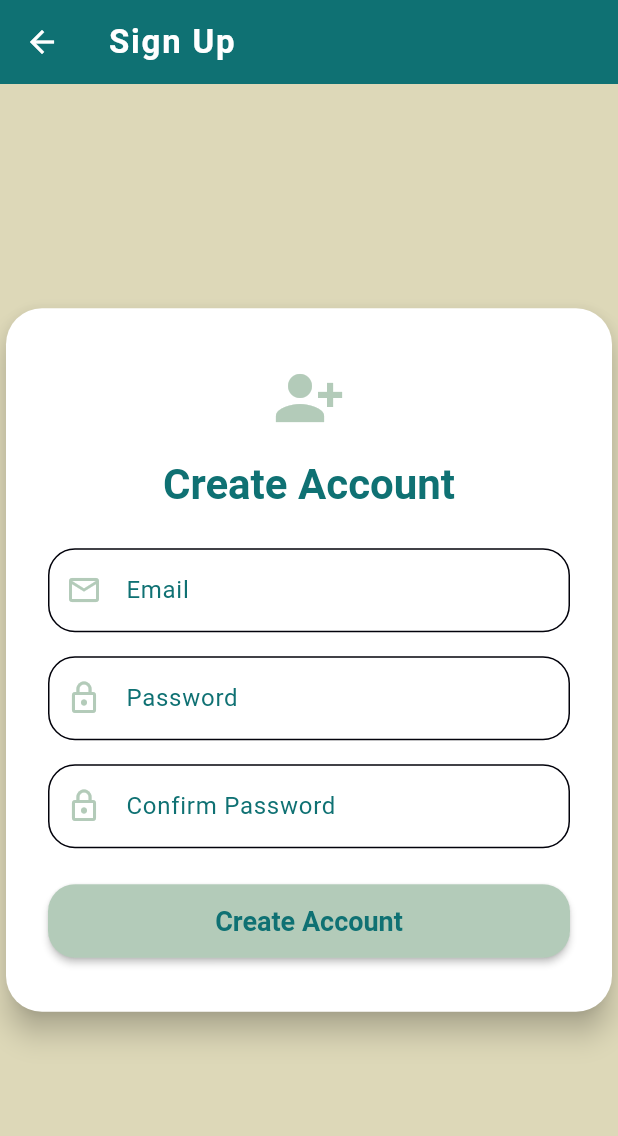
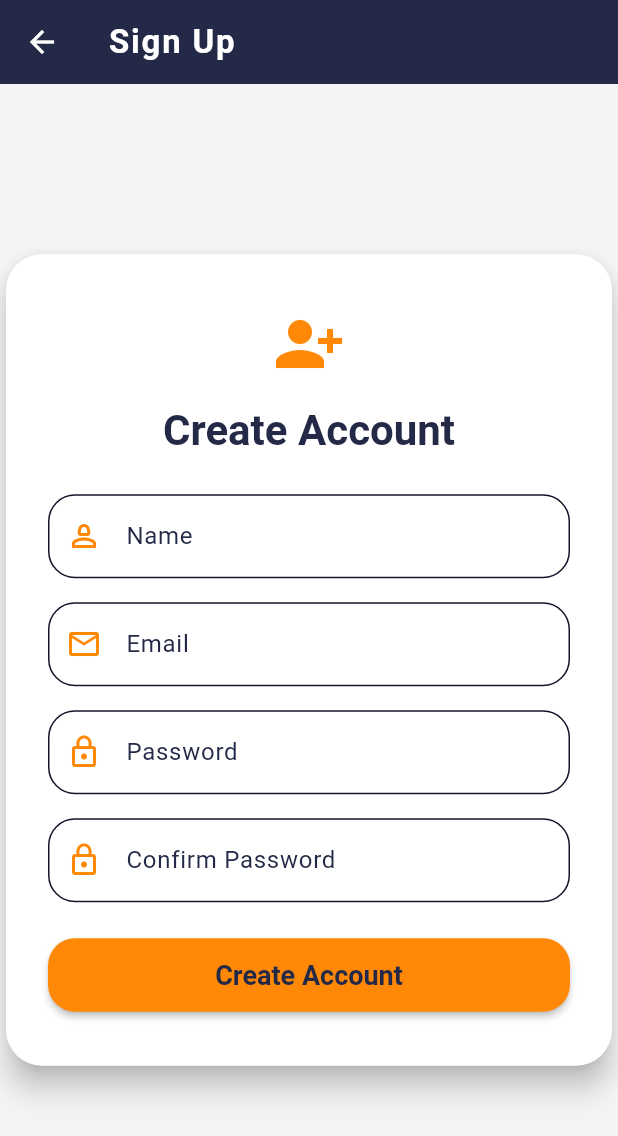
Before and after one commit to rishav-goswami/gym-management, a Flutter app: the SignupScreen screen opened directly, on a phone screen of 412 x 824 dp. Shown: the top 1136 px of the screen. Run offline on Flutter 3.47's test engine with Material 3 defaults, Android fonts, the phone set to English and light mode, and no system bars; our stand-ins replace bloc, equatable, flutter_bloc, getwidget; Roboto replaces fonts that are missing (Montserrat).

Commit message:
auth-flow: Adds flutter bloc and user flow

```diff
--- /dev/null
+++ b/lib/bloc/auth/auth_event.dart
@@ -0,0 +1,37 @@
+import 'package:equatable/equatable.dart';
+
+abstract class AuthEvent extends Equatable {
+  const AuthEvent();
+
+  @override
+  List<Object?> get props => [];
+}
+
+class AuthLoginRequested extends AuthEvent {
+  final String email;
+  final String password;
+
+  const AuthLoginRequested({required this.email, required this.password});
+
+  @override
+  List<Object?> get props => [email, password];
+}
+
+class AuthRegisterRequested extends AuthEvent {
+  final String name;
+  final String email;
+  final String password;
+  final String confirmPassword;
+
+  const AuthRegisterRequested({
+    required this.name,
+    required this.email,
+    required this.password,
+    required this.confirmPassword,
+  });
+
+  @override
+  List<Object?> get props => [name, email, password, confirmPassword];
+}
+
+class AuthLogoutRequested extends AuthEvent {}
--- /dev/null
+++ b/lib/bloc/auth/auth_state.dart
@@ -0,0 +1,32 @@
+import 'package:equatable/equatable.dart';
+
+abstract class AuthState extends Equatable {
+  const AuthState();
+
+  @override
+  List<Object?> get props => [];
+}
+
+class AuthInitial extends AuthState {}
+
+class AuthLoading extends AuthState {}
+
+class AuthAuthenticated extends AuthState {
+  final String token;
+  final Map<String, dynamic> user;
+
+  const AuthAuthenticated({required this.token, required this.user});
+
+  @override
+  List<Object?> get props => [token, user];
+}
+
+class AuthUnauthenticated extends AuthState {}
+
+class AuthError extends AuthState {
+  final String message;
+  const AuthError(this.message);
+
+  @override
+  List<Object?> get props => [message];
+}
--- /dev/null
+++ b/lib/bloc/auth/auth_wrapper.dart
@@ -0,0 +1,19 @@
+import 'package:flutter/material.dart';
+import 'package:flutter_bloc/flutter_bloc.dart';
+import 'auth_bloc.dart';
+import 'auth_event.dart';
+import 'auth_state.dart';
+
+class AuthWrapper extends StatelessWidget {
+  final Widget child;
+  final String baseUrl;
+  const AuthWrapper({required this.child, required this.baseUrl, super.key});
+
+  @override
+  Widget build(BuildContext context) {
+    return BlocProvider(
+      create: (_) => AuthBloc(baseUrl: baseUrl),
+      child: child,
+    );
+  }
+}
--- /dev/null
+++ b/lib/screens/signup_form.dart
@@ -0,0 +1,117 @@
+import 'package:flutter/material.dart';
+import 'package:flutter_bloc/flutter_bloc.dart';
+import '../bloc/auth/auth_bloc.dart';
+import '../bloc/auth/auth_event.dart';
+import '../bloc/auth/auth_state.dart';
+
+class SignupForm extends StatefulWidget {
+  const SignupForm({super.key});
+
+  @override
+  State<SignupForm> createState() => _SignupFormState();
+}
+
+class _SignupFormState extends State<SignupForm> {
+  final _nameController = TextEditingController();
+  final _emailController = TextEditingController();
+  final _passwordController = TextEditingController();
+  final _confirmPasswordController = TextEditingController();
+
+  @override
+  void dispose() {
+    _nameController.dispose();
+    _emailController.dispose();
+    _passwordController.dispose();
+    _confirmPasswordController.dispose();
+    super.dispose();
+  }
+
+  void _onSignupPressed() {
+    context.read<AuthBloc>().add(
+      AuthRegisterRequested(
+        name: _nameController.text.trim(),
+        email: _emailController.text.trim(),
+        password: _passwordController.text.trim(),
+        confirmPassword: _confirmPasswordController.text.trim(),
+      ),
+    );
+  }
+
+  @override
+  Widget build(BuildContext context) {
+    return BlocConsumer<AuthBloc, AuthState>(
+      listener: (context, state) {
+        if (state is AuthAuthenticated) {
+          Navigator.pushReplacementNamed(context, '/dashboard');
+        } else if (state is AuthError) {
+          ScaffoldMessenger.of(context).showSnackBar(
+            SnackBar(content: Text(state.message)),
+          );
+        }
+      },
+      builder: (context, state) {
+        return Column(
+          mainAxisSize: MainAxisSize.min,
+          children: [
+            Icon(Icons.person_add_alt_1, size: 48, color: Theme.of(context).colorScheme.secondary),
+            const SizedBox(height: 16),
+            Text("Create Account", style: Theme.of(context).textTheme.titleLarge?.copyWith(fontSize: 28)),
+            const SizedBox(height: 24),
+            TextField(
+              controller: _nameController,
+              decoration: InputDecoration(
+                labelText: "Name",
+                prefixIcon: Icon(Icons.person_2_outlined, color: Theme.of(context).colorScheme.secondary),
+              ),
+            ),
+            const SizedBox(height: 16),
+            TextField(
+              controller: _emailController,
+              decoration: InputDecoration(
+                labelText: "Email",
+                prefixIcon: Icon(Icons.email_outlined, color: Theme.of(context).colorScheme.secondary),
+              ),
+            ),
+            const SizedBox(height: 16),
+            TextField(
+              controller: _passwordController,
+              decoration: InputDecoration(
+                labelText: "Password",
+                prefixIcon: Icon(Icons.lock_outline, color: Theme.of(context).colorScheme.secondary),
+              ),
+              obscureText: true,
+            ),
+            const SizedBox(height: 16),
+            TextField(
+              controller: _confirmPasswordController,
+              decoration: InputDecoration(
+                labelText: "Confirm Password",
+                prefixIcon: Icon(Icons.lock_outline, color: Theme.of(context).colorScheme.secondary),
+              ),
+              obscureText: true,
+            ),
+            const SizedBox(height: 24),
+            SizedBox(
+              width: double.infinity,
+              child: ElevatedButton(
+                style: ElevatedButton.styleFrom(
+                  backgroundColor: Theme.of(context).colorScheme.secondary,
+                  foregroundColor: Theme.of(context).colorScheme.onSecondary,
+                  shape: RoundedRectangleBorder(
+                    borderRadius: BorderRadius.circular(18),
+                  ),
+                  padding: const EdgeInsets.symmetric(vertical: 14),
+                  elevation: 2,
+                ),
+                onPressed: state is AuthLoading ? null : _onSignupPressed,
+                child: state is AuthLoading
+                    ? const CircularProgressIndicator.adaptive()
+                    : const Text("Create Account", style: TextStyle(fontSize: 18)),
+              ),
+            ),
+          ],
+        );
+      },
+    );
+  }
+}
--- a/lib/screens/signup_screen.dart
+++ b/lib/screens/signup_screen.dart
@@ -1,6 +1,7 @@
 // screens/signup_screen.dart
 import 'package:flutter/material.dart';
 import '../theme.dart';
+import 'signup_form.dart';
 
 class SignupScreen extends StatelessWidget {
   @override
@@ -23,55 +24,7 @@ class SignupScreen extends StatelessWidget {
             ),
             child: Padding(
               padding: const EdgeInsets.symmetric(horizontal: 28, vertical: 36),
-              child: Column(
-                mainAxisSize: MainAxisSize.min,
-                children: [
-                  Icon(Icons.person_add_alt_1, size: 48, color: Theme.of(context).colorScheme.secondary),
-                  const SizedBox(height: 16),
-                  Text("Create Account", style: Theme.of(context).textTheme.titleLarge?.copyWith(fontSize: 28)),
-                  const SizedBox(height: 24),
-                  TextField(
-                    decoration: InputDecoration(
-                      labelText: "Email",
-                      prefixIcon: Icon(Icons.email_outlined, color: Theme.of(context).colorScheme.secondary),
-                    ),
-                  ),
-                  const SizedBox(height: 16),
-                  TextField(
-                    decoration: InputDecoration(
-                      labelText: "Password",
-                      prefixIcon: Icon(Icons.lock_outline, color: Theme.of(context).colorScheme.secondary),
-                    ),
-                    obscureText: true,
-                  ),
-                  const SizedBox(height: 16),
-                  TextField(
-                    decoration: InputDecoration(
-                      labelText: "Confirm Password",
-                      prefixIcon: Icon(Icons.lock_outline, color: Theme.of(context).colorScheme.secondary),
-                    ),
-                    obscureText: true,
-                  ),
-                  const SizedBox(height: 24),
-                  SizedBox(
-                    width: double.infinity,
-                    child: ElevatedButton(
-                      style: ElevatedButton.styleFrom(
-                        backgroundColor: Theme.of(context).colorScheme.secondary,
-                        foregroundColor: Theme.of(context).colorScheme.onSecondary,
-                        shape: RoundedRectangleBorder(
-                          borderRadius: BorderRadius.circular(18),
-                        ),
-                        padding: const EdgeInsets.symmetric(vertical: 14),
-                        elevation: 2,
-                      ),
-                      onPressed: () =>
-                          Navigator.pushReplacementNamed(context, '/dashboard'),
-                      child: const Text("Create Account", style: TextStyle(fontSize: 18)),
-                    ),
-                  ),
-                ],
-              ),
+              child: const SignupForm(),
             ),
           ),
         ),
--- a/pubspec.yaml
+++ b/pubspec.yaml
@@ -35,6 +35,9 @@ dependencies:
   # The following adds the Cupertino Icons font to your application.
   # Use with the CupertinoIcons class for iOS style icons.
   cupertino_icons: ^1.0.8
+  flutter_bloc: ^9.1.1
+  http: ^1.4.0
+  equatable: ^2.0.7
 
 dev_dependencies:
   flutter_test:
```
Also changed, not shown: lib/bloc/auth/auth_bloc.dart (added, +81 -0 lines), lib/main.dart (+7 -1 lines), lib/screens/login_form.dart (added, +94 -0 lines), lib/screens/login_screen.dart (+2 -36 lines), lib/theme.dart (+15 -15 lines), pubspec.lock, 4 other files.
